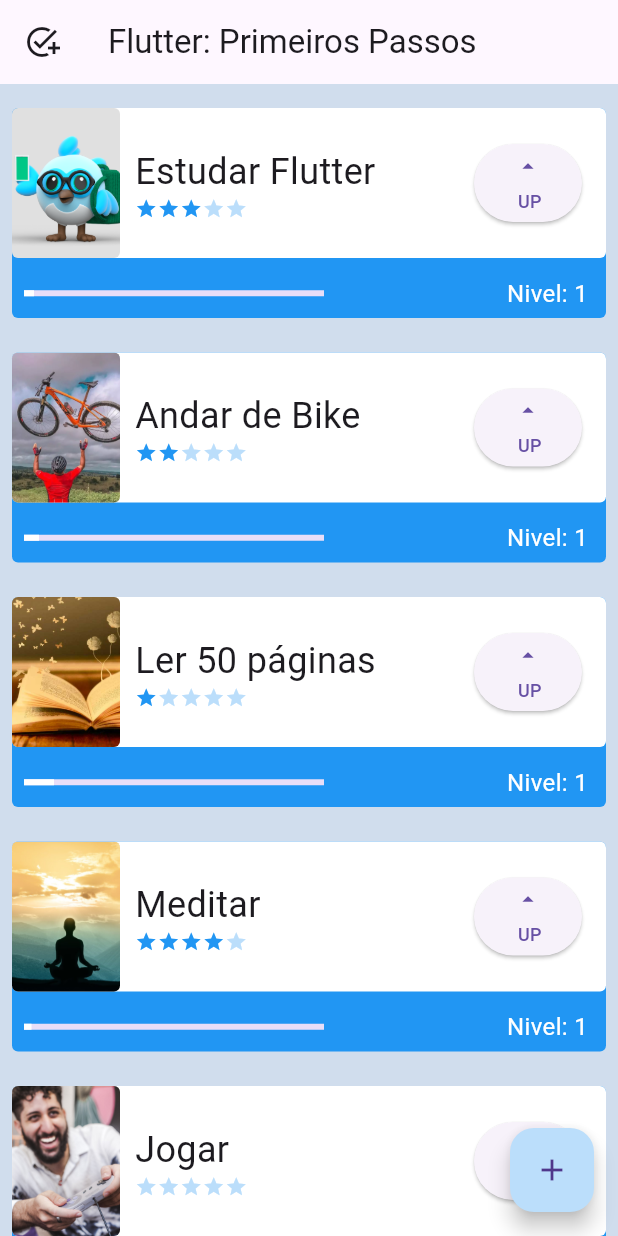
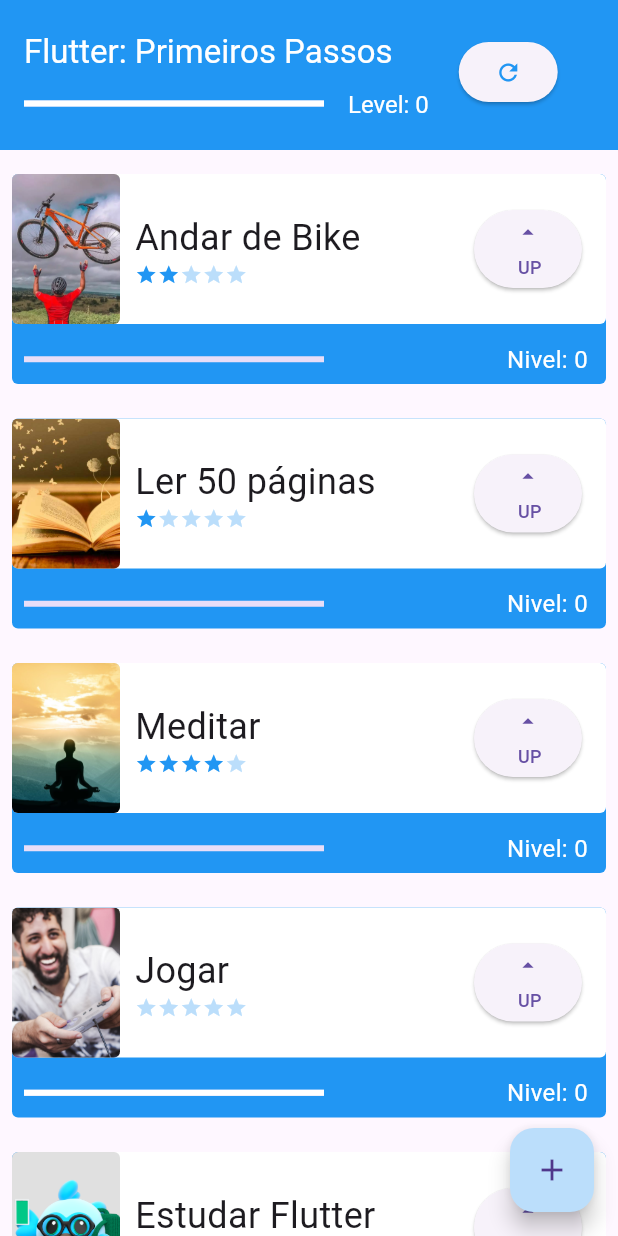
Before and after one commit to jaumzitz/flutter-controller-navigator-states, a Flutter app: the screen it shows after launch, on a phone screen of 412 x 824 dp. Run offline on Flutter 3.47's test engine with Material 3 defaults, Android fonts, the phone set to English and light mode, and no system bars.

Commit message:
final_project

```diff
--- a/lib/components/tasks.dart
+++ b/lib/components/tasks.dart
@@ -1,4 +1,3 @@
-
 import 'package:alura_flutter_curso_1/components/difficulty.dart';
 import 'package:flutter/material.dart';
 
@@ -7,19 +6,25 @@ class Tasks extends StatefulWidget {
   final String foto;
   final int dificuldade;
 
-  const Tasks(this.nome, this.foto, this.dificuldade, {Key? key})
+  Tasks(this.nome, this.foto, this.dificuldade, {Key? key})
       : super(key: key);
+
+  int level = 0;
 
   @override
   State<Tasks> createState() => _TasksState();
 }
 
 class _TasksState extends State<Tasks> {
-  int level = 1;
+
+
+  bool assetOrNetwotk() {
+    return widget.foto.contains('http') ? false : true;
+  }
 
   void levelUp() {
     setState(() {
-      level++;
+      widget.level++;
     });
   }
 
@@ -57,12 +62,19 @@ class _TasksState extends State<Tasks> {
                         ),
                         child: ClipRRect(
                           borderRadius: BorderRadius.circular(4),
-                          child: Image.asset(
-                            widget.foto,
-                            height: 100,
-                            width: 72,
-                            fit: BoxFit.cover,
-                          ),
+                          child: assetOrNetwotk()
+                              ? Image.asset(
+                                  widget.foto,
+                                  height: 100,
+                                  width: 72,
+                                  fit: BoxFit.cover,
+                                )
+                              : Image.network(
+                                  widget.foto,
+                                  height: 100,
+                                  width: 72,
+                                  fit: BoxFit.cover,
+                                ),
                         ),
                       ),
                       Column(
@@ -88,7 +100,6 @@ class _TasksState extends State<Tasks> {
                           height: 52,
                           width: 72,
                           child: ElevatedButton(
-
                             onPressed: levelUp,
                             child: Column(
                               mainAxisAlignment: MainAxisAlignment.spaceEvenly,
@@ -119,7 +130,7 @@ class _TasksState extends State<Tasks> {
                         child: LinearProgressIndicator(
                           color: Colors.white,
                           value: widget.dificuldade > 0
-                              ? ((level / widget.dificuldade) / 10)
+                              ? ((widget.level / widget.dificuldade) / 10)
                               : 1,
                         ),
                       ),
@@ -127,8 +138,8 @@ class _TasksState extends State<Tasks> {
                     Padding(
                       padding: const EdgeInsets.all(12.0),
                       child: Text(
-                        'Nivel: $level',
-                        style: TextStyle(color: Colors.white, fontSize: 16),
+                        'Nivel: ${widget.level}',
+                        style: const TextStyle(color: Colors.white, fontSize: 16),
                       ),
                     ),
                   ],
--- /dev/null
+++ b/lib/data/task_inherited.dart
@@ -0,0 +1,35 @@
+import 'package:flutter/material.dart';
+
+import '../components/tasks.dart';
+
+class TaskInherited extends InheritedWidget {
+  TaskInherited({
+    super.key,
+    required Widget child,
+  }) : super(child: child);
+
+  final List<Tasks> taskList = [
+    Tasks('Andar de Bike', 'assets/images/bike.webp', 2),
+    Tasks('Ler 50 páginas', 'assets/images/ler.jpg', 1),
+    Tasks('Meditar', 'assets/images/meditar.jpeg', 4),
+    Tasks('Jogar', 'assets/images/jogar.jpg', 0),
+    Tasks('Estudar Flutter', 'assets/images/flutter.png', 3)
+  ];
+
+
+  void newTask(String name, String photo, int difficulty) {
+    taskList.add(Tasks(name, photo, difficulty));
+  }
+
+  static TaskInherited of(BuildContext context) {
+    final TaskInherited? result =
+    context.dependOnInheritedWidgetOfExactType<TaskInherited>();
+    assert(result != null, 'No TaskInherited found in context');
+    return result!;
+  }
+
+  @override
+  bool updateShouldNotify(TaskInherited oldWidget) {
+    return oldWidget.taskList.length != taskList.length;
+  }
+}
--- a/lib/main.dart
+++ b/lib/main.dart
@@ -1,3 +1,4 @@
+import 'package:alura_flutter_curso_1/data/task_inherited.dart';
 import 'package:alura_flutter_curso_1/screens/form_screen.dart';
 import 'package:alura_flutter_curso_1/screens/tela_inicial.dart';
 import 'package:flutter/material.dart';
@@ -23,7 +24,7 @@ class _MyAppState extends State<MyApp> {
       theme: ThemeData(
         primarySwatch: Colors.blue,
       ),
-      home: const InitialScreen(),
+      home: TaskInherited(child: const InitialScreen()),
     );
   }
 }
--- a/lib/screens/tela_inicial.dart
+++ b/lib/screens/tela_inicial.dart
@@ -1,4 +1,5 @@
 import 'package:alura_flutter_curso_1/components/tasks.dart';
+import 'package:alura_flutter_curso_1/data/task_inherited.dart';
 import 'package:alura_flutter_curso_1/screens/form_screen.dart';
 import 'package:flutter/material.dart';
 
@@ -10,40 +11,84 @@ class InitialScreen extends StatefulWidget {
 }
 
 class _InitialScreenState extends State<InitialScreen> {
+
+  int globalLevel = 0;
+
+
   @override
-  bool opacidade = true;
-
   Widget build(BuildContext context) {
     return Scaffold(
       appBar: AppBar(
-        title: const Text('Flutter: Primeiros Passos'),
-        leading: Icon(Icons.add_task),
-      ),
-      body: Container(
-        color: Color.fromARGB(255, 208, 221, 237),
-        child: ListView(
-          children: const [
-            Padding(
-              padding: EdgeInsets.only(top: 8),
-              child: Tasks('Estudar Flutter', 'assets/images/flutter.png', 3),
+        title:  Row(
+          children: [
+            Row(
+              children: [
+                Column(
+                  mainAxisAlignment: MainAxisAlignment.spaceEvenly,
+                  crossAxisAlignment: CrossAxisAlignment.start,
+                  children: [
+                    Text('Flutter: Primeiros Passos', style: TextStyle(color: Colors.white)),
+                    SizedBox(height: 10,),
+                    Row(
+                      children: [
+                        SizedBox(
+                          width: 200,
+                          child: LinearProgressIndicator(
+                            color: Colors.white,
+                            value: 1,
+                          ),
+
+                        ),
+                        Padding(
+                          padding: EdgeInsets.only(left: 16.0),
+                          child: Text('Level: ${this.globalLevel}', style: TextStyle(color: Colors.white, fontSize: 16),),
+                        ),
+
+                      ],
+
+                    ),
+                  ],
+                ),
+                Column(
+                  children: [
+                    Padding(
+                      padding: EdgeInsets.only(left: 20, bottom: 4),
+                      child: ElevatedButton(child: Icon(Icons.refresh, color: Colors.blue), onPressed: () {
+                        setState(() {
+
+                          int sumLevel = 0;
+
+                          for (Tasks task in TaskInherited.of(context).taskList) {
+                            sumLevel += task.level;
+                          }
+
+                          this.globalLevel = sumLevel;
+
+
+                        });
+                      }, )
+                    )
+                  ],
+                )
+              ],
             ),
-            Tasks('Andar de Bike', 'assets/images/bike.webp', 2),
-            Tasks('Ler 50 páginas', 'assets/images/ler.jpg', 1),
-            Tasks('Meditar', 'assets/images/meditar.jpeg', 4),
-            Tasks(
-              'Jogar',
-              'assets/images/jogar.jpg',
-              0,
-            ),
-            SizedBox(
-              height: 100,
-            ),
+
+
+
           ],
         ),
+
+        toolbarHeight: 100,
+        backgroundColor: Colors.blue,
+      ),
+      body: ListView(
+        children: TaskInherited.of(context).taskList,
+        padding: EdgeInsets.only(top: 8, bottom: 70),
       ),
       floatingActionButton: FloatingActionButton(
         onPressed: () {
-          Navigator.push(context, MaterialPageRoute(builder:(context) => FormScreen()));
+          Navigator.push(
+              context, MaterialPageRoute(builder: (contextNew) => FormScreen(taskContext: context,)));
         },
         backgroundColor: Colors.blue[100],
         child: const Icon(Icons.add),
```
Also changed, not shown: lib/screens/form_screen.dart (+46 -19 lines).
